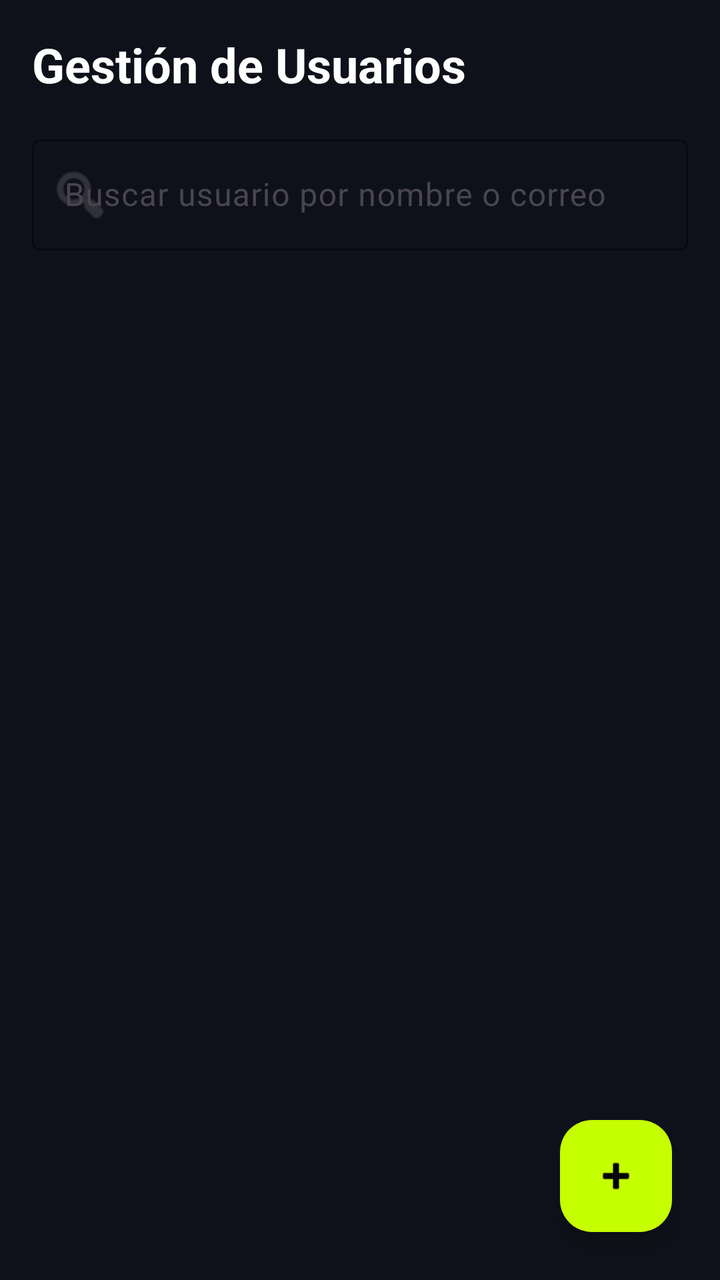
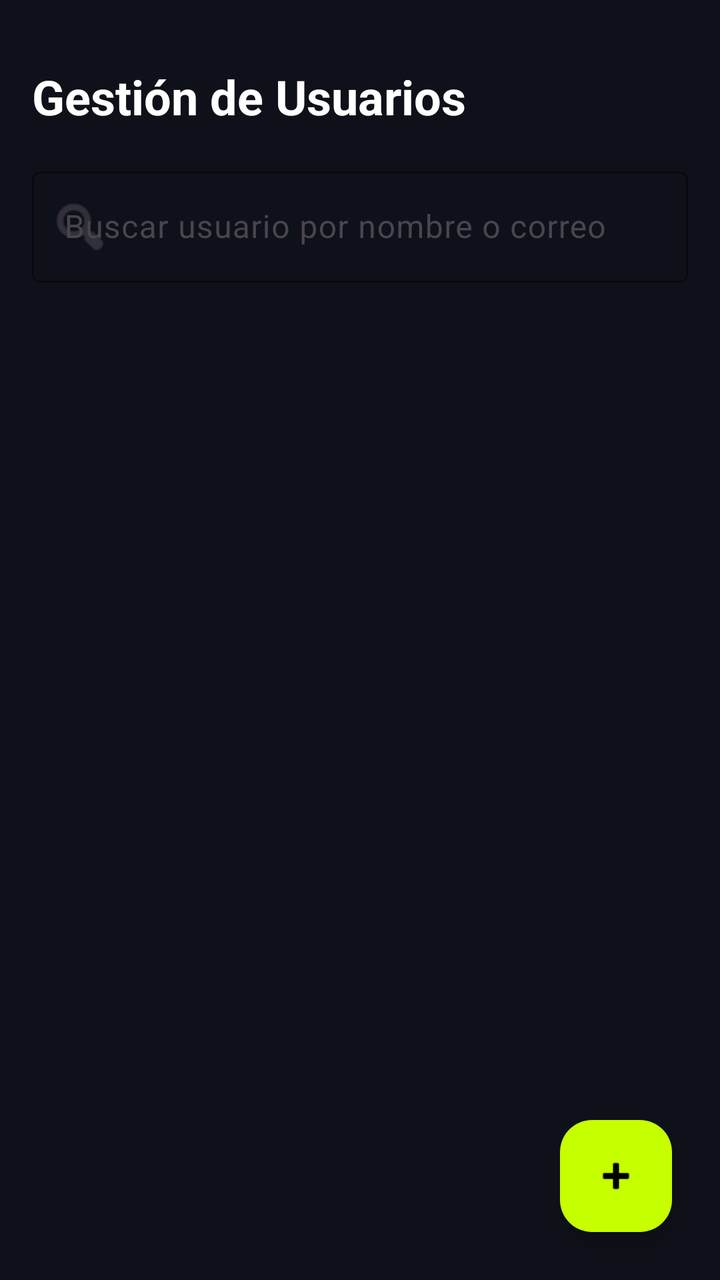

Compare the two renders of this Android layout. The source of the first and the diff that turns it into the second are given below.
<!-- AndroidManifest.xml: application theme Theme.VoltCore -->
<!-- res/layout/fragment_admin_users.xml -->
<?xml version="1.0" encoding="utf-8"?>
<androidx.coordinatorlayout.widget.CoordinatorLayout xmlns:android="http://schemas.android.com/apk/res/android"
    xmlns:app="http://schemas.android.com/apk/res-auto"
    xmlns:tools="http://schemas.android.com/tools"
    android:layout_width="match_parent"
    android:layout_height="match_parent"
    android:background="@color/colorBackground">

    <LinearLayout
        android:layout_width="match_parent"
        android:layout_height="match_parent"
        android:orientation="vertical"
        android:padding="16dp">

        <TextView
            android:layout_width="wrap_content"
            android:layout_height="wrap_content"
            android:text="@string/admin_users_title"
            android:textColor="@color/white"
            android:textSize="24sp"
            android:textStyle="bold"
            android:layout_marginBottom="16dp"/>

        <com.google.android.material.textfield.TextInputLayout
            android:layout_width="match_parent"
            android:layout_height="wrap_content"
            android:layout_marginBottom="16dp"
            android:hint="@string/search_users_hint"
            style="@style/Widget.Material3.TextInputLayout.OutlinedBox"
            app:startIconDrawable="@android:drawable/ic_menu_search"
            app:boxStrokeColor="@color/volt_primary"
            app:hintTextColor="@color/volt_primary">

            <com.google.android.material.textfield.TextInputEditText
                android:id="@+id/etSearchUsers"
                android:layout_width="match_parent"
                android:layout_height="wrap_content"
                android:textColor="@color/white" />
        </com.google.android.material.textfield.TextInputLayout>

        <androidx.recyclerview.widget.RecyclerView
            android:id="@+id/rvUsers"
            android:layout_width="match_parent"
            android:layout_height="match_parent"
            app:layoutManager="androidx.recyclerview.widget.LinearLayoutManager"
            tools:listitem="@android:layout/simple_list_item_2" />

    </LinearLayout>

    <com.google.android.material.floatingactionbutton.FloatingActionButton
        android:id="@+id/fabAddUser"
        android:layout_width="wrap_content"
        android:layout_height="wrap_content"
        android:layout_gravity="bottom|end"
        android:layout_margin="24dp"
        android:contentDescription="@string/add_user_desc"
        app:srcCompat="@android:drawable/ic_input_add"
        app:backgroundTint="@color/volt_primary"
        app:tint="@color/black" />

</androidx.coordinatorlayout.widget.CoordinatorLayout>
<!-- resources referenced by this layout -->
<resources>
  <color name="black">#FF000000</color>
  <color name="colorBackground">@color/volt_background</color>
  <color name="volt_primary">#C6FF00</color>
  <color name="white">#FFFFFFFF</color>
  <string name="add_user_desc">Agregar usuario</string>
  <string name="admin_users_title">Gestión de Usuarios</string>
  <string name="search_users_hint">Buscar usuario por nombre o correo</string>
  <style name="Theme.VoltCore" parent="Base.Theme.VoltCore" />
  <color name="volt_background">#0F111A</color>
  <style name="Base.Theme.VoltCore" parent="Theme.Material3.DayNight.NoActionBar">
          
          <item name="colorPrimary">@color/volt_primary</item>
          <item name="android:windowBackground">@color/volt_background</item>
          <item name="colorSurface">@color/glass_surface</item>
          <item name="colorOnSurface">@color/white</item>
      </style>
  <color name="glass_surface">#1AFFFFFF</color>
</resources>

<!-- the commit's change to res/layout/fragment_admin_users.xml (unified diff, before → after) -->
@@ -4,7 +4,8 @@
     xmlns:tools="http://schemas.android.com/tools"
     android:layout_width="match_parent"
     android:layout_height="match_parent"
-    android:background="@color/colorBackground">
+    android:background="@color/volt_background"
+    android:paddingTop="16dp">
 
     <LinearLayout
         android:layout_width="match_parent"
@@ -43,7 +44,7 @@
             android:layout_width="match_parent"
             android:layout_height="match_parent"
             app:layoutManager="androidx.recyclerview.widget.LinearLayoutManager"
-            tools:listitem="@android:layout/simple_list_item_2" />
+            tools:listitem="@layout/item_user_admin" />
 
     </LinearLayout>
 
@@ -59,3 +60,73 @@
         app:tint="@color/black" />
 
 </androidx.coordinatorlayout.widget.CoordinatorLayout>
+<!-- res/layout/item_user_admin.xml (included above) -->
+<?xml version="1.0" encoding="utf-8"?>
+<com.google.android.material.card.MaterialCardView xmlns:android="http://schemas.android.com/apk/res/android"
+    xmlns:app="http://schemas.android.com/apk/res-auto"
+    android:layout_width="match_parent"
+    android:layout_height="wrap_content"
+    android:layout_marginBottom="8dp"
+    app:cardBackgroundColor="@color/glass_surface"
+    app:cardCornerRadius="12dp"
+    app:strokeColor="@color/glass_stroke"
+    app:strokeWidth="1dp">
+
+    <LinearLayout
+        android:layout_width="match_parent"
+        android:layout_height="wrap_content"
+        android:orientation="horizontal"
+        android:padding="16dp"
+        android:gravity="center_vertical">
+
+        <LinearLayout
+            android:layout_width="0dp"
+            android:layout_height="wrap_content"
+            android:layout_weight="1"
+            android:orientation="vertical">
+
+            <TextView
+                android:id="@+id/tvUserName"
+                android:layout_width="wrap_content"
+                android:layout_height="wrap_content"
+                android:textColor="@color/white"
+                android:textSize="18sp"
+                android:textStyle="bold" />
+
+            <TextView
+                android:id="@+id/tvUserEmail"
+                android:layout_width="wrap_content"
+                android:layout_height="wrap_content"
+                android:textColor="@color/white_70"
+                android:textSize="14sp" />
+
+            <TextView
+                android:id="@+id/tvUserRole"
+                android:layout_width="wrap_content"
+                android:layout_height="wrap_content"
+                android:textColor="@color/volt_primary"
+                android:textSize="12sp"
+                android:textStyle="bold"
+                android:layout_marginTop="4dp"/>
+        </LinearLayout>
+
+        <ImageButton
+            android:id="@+id/btnEditUser"
+            android:layout_width="48dp"
+            android:layout_height="48dp"
+            android:background="?attr/selectableItemBackgroundBorderless"
+            android:src="@android:drawable/ic_menu_edit"
+            app:tint="@color/white"
+            android:contentDescription="@string/edit_icon_desc"/>
+
+        <ImageButton
+            android:id="@+id/btnDeleteUser"
+            android:layout_width="48dp"
+            android:layout_height="48dp"
+            android:background="?attr/selectableItemBackgroundBorderless"
+            android:src="@android:drawable/ic_menu_delete"
+            app:tint="@color/volt_error"
+            android:contentDescription="@string/delete_icon_desc"/>
+
+    </LinearLayout>
+</com.google.android.material.card.MaterialCardView>
<!-- resource entries referenced after the edit -->
@@ -1,14 +1,18 @@
 <!-- resources referenced by this layout -->
 <resources>
   <color name="black">#FF000000</color>
-  <color name="colorBackground">@color/volt_background</color>
+  <color name="glass_stroke">#33FFFFFF</color>
   <color name="volt_primary">#C6FF00</color>
   <color name="white">#FFFFFFFF</color>
+  <color name="white_70">#B3FFFFFF</color>
   <string name="add_user_desc">Agregar usuario</string>
   <string name="admin_users_title">Gestión de Usuarios</string>
+  <string name="delete_icon_desc">Icono de eliminar</string>
+  <string name="edit_icon_desc">Icono de editar</string>
   <string name="search_users_hint">Buscar usuario por nombre o correo</string>
   <style name="Theme.VoltCore" parent="Base.Theme.VoltCore" />
   <color name="volt_background">#0F111A</color>
+  <color name="volt_error">#FF5252</color>
   <style name="Base.Theme.VoltCore" parent="Theme.Material3.DayNight.NoActionBar">
           
           <item name="colorPrimary">@color/volt_primary</item>
